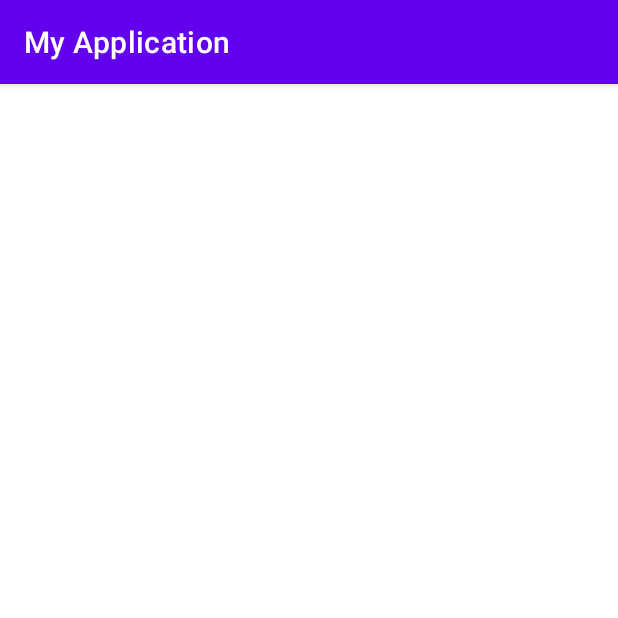
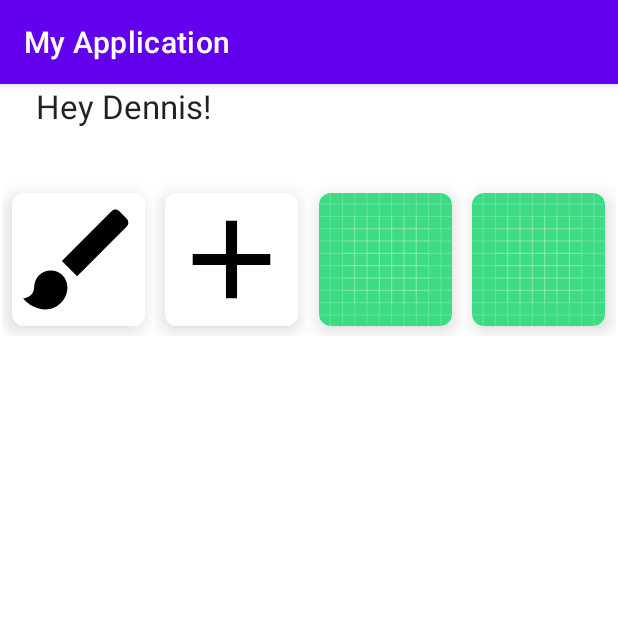
Before and after one commit to nonfungaistea/nonfungaistea, an Android app: the DashboardActivity screen opened directly, with no data from a screen before it, on a phone screen of 412 x 824 dp, the top half of it. Run offline under Robolectric (Android 15) with nearby library versions, the phone set to English and light mode, and no system bars; 1 statement that could not run was skipped.

Commit message:
Added GridLayout, Icons
still need to fix an issue with the arrays for the grid layout

```diff
--- /dev/null
+++ b/Senior Project/MyApplication/app/src/main/java/com/example/myapplication/BoardSize.kt
@@ -0,0 +1,24 @@
+package com.example.myapplication
+
+enum class BoardSize(val numCards: Int){
+    //Dynamically
+    EASY(8),
+    MEDIUM(18),
+    HARD(24);
+
+    fun getWidth(): Int {
+        return when (this){
+            EASY -> 2
+            MEDIUM -> 3
+            HARD -> 4
+        }
+    }
+
+    fun getHeight(): Int {
+        return numCards / getWidth()
+    }
+
+    fun getNumPairs(): Int {
+        return numCards / 2
+    }
+}
--- /dev/null
+++ b/Senior Project/MyApplication/app/src/main/java/com/example/myapplication/Constants.kt
@@ -0,0 +1,8 @@
+package com.example.myapplication
+
+import com.example.myapplication.R
+
+val DEFAULT_ICONS = listOf(
+    R.drawable.ic_brush,
+    R.drawable.ic_plus,
+    )
--- a/Senior Project/MyApplication/app/src/main/java/com/example/myapplication/DashboardActivity.kt
+++ b/Senior Project/MyApplication/app/src/main/java/com/example/myapplication/DashboardActivity.kt
@@ -2,17 +2,28 @@ package com.example.myapplication
 
 import androidx.appcompat.app.AppCompatActivity
 import android.os.Bundle
+import android.widget.TextView
+import androidx.recyclerview.widget.GridLayoutManager
+import androidx.recyclerview.widget.RecyclerView
 import com.example.myapplication.databinding.ActivityDashboardBinding
-import com.example.myapplication.databinding.ActivityRegisterBinding
 
 
 class DashboardActivity : AppCompatActivity() {
+    private var boardSize: BoardSize = BoardSize.HARD
     private lateinit var binding: ActivityDashboardBinding
-
+    private lateinit var rvBoard: RecyclerView
+    private lateinit var tvNumPair: TextView
     override fun onCreate(savedInstanceState: Bundle?) {
         super.onCreate(savedInstanceState)
         binding = ActivityDashboardBinding.inflate(layoutInflater)
         setContentView(binding.root)
+
+        rvBoard = findViewById(R.id.rvBoard)
+
+        val plusImage = DEFAULT_ICONS.shuffled().take(boardSize.getNumPairs())
+        rvBoard.adapter = VisualCardAdapter(this,boardSize,plusImage)    //8 Rows
+        rvBoard.setHasFixedSize(true)   // Size is always going to be defined when it boots up no matter how many it has, but with true it makes app more efficient.
+        rvBoard.layoutManager = GridLayoutManager(this,boardSize.getWidth()) // 2 Columns
         //setContentView(R.layout.activity_dashboard)
     }
 }
--- a/Senior Project/MyApplication/app/src/main/java/com/example/myapplication/MainActivity.kt
+++ b/Senior Project/MyApplication/app/src/main/java/com/example/myapplication/MainActivity.kt
@@ -64,10 +64,12 @@ class MainActivity : AppCompatActivity() {
         mAuth.signInWithEmailAndPassword(email, password).addOnCompleteListener{
             if (it.isSuccessful){
                 this.startActivity(Intent(this, DashboardActivity::class.java))
+
             }else{
                 Toast.makeText(this, "Failed to login. Verify credentials.", Toast.LENGTH_LONG).show()
             }
         }
+
     }
 
 }
--- /dev/null
+++ b/Senior Project/MyApplication/app/src/main/java/com/example/myapplication/VisualCardAdapter.kt
@@ -0,0 +1,53 @@
+package com.example.myapplication
+
+import android.content.Context
+import android.util.Log
+import android.view.LayoutInflater
+import android.view.View
+import android.view.ViewGroup
+import android.widget.ImageButton
+import androidx.cardview.widget.CardView
+import androidx.recyclerview.widget.RecyclerView
+import kotlin.math.min
+
+class VisualCardAdapter(
+    private val context: Context,
+    private val boardSize: BoardSize,
+    private val cardImages: List<Int>
+) :
+    RecyclerView.Adapter<VisualCardAdapter.ViewHolder>() {   //Holds 1 memory card
+
+    inner class ViewHolder(itemView: View) : RecyclerView.ViewHolder(itemView) {
+        private val imageButton = itemView.findViewById<ImageButton>(R.id.imageButton)
+
+        fun bind(position: Int) {
+            imageButton.setImageResource(cardImages[position])
+            imageButton.setOnClickListener(){
+                Log.i(TAG, "Clicked on position $position")
+            }
+        }
+    }
+
+    companion object {
+        private const val MARGIN_SIZE = 10
+        private const val TAG = "VisualCardAdapter"
+    }
+
+    override fun onCreateViewHolder(parent: ViewGroup, viewType: Int): ViewHolder {
+        val cardWidth = parent.width / boardSize.getWidth() - (2 * MARGIN_SIZE)
+        val cardHeight = parent.height / boardSize.getHeight() - (2 * MARGIN_SIZE)
+        val cardSideLength = min(cardWidth,cardHeight)
+        //inflate is the view
+        val view = LayoutInflater.from(context).inflate(R.layout.visual_card, parent, false)
+        val layoutParams =view.findViewById<CardView>(R.id.cardView).layoutParams as ViewGroup.MarginLayoutParams
+        layoutParams.height = cardSideLength
+        layoutParams.width = cardSideLength
+        layoutParams.setMargins(MARGIN_SIZE, MARGIN_SIZE, MARGIN_SIZE, MARGIN_SIZE)
+        return ViewHolder(view)
+    }
+    override fun getItemCount() = boardSize.numCards
+
+    override fun onBindViewHolder(holder: ViewHolder, position: Int) {
+        holder.bind(position)
+    }
+}
--- /dev/null
+++ b/Senior Project/MyApplication/app/src/main/res/drawable/ic_brush.xml
@@ -0,0 +1,5 @@
+<vector android:height="24dp" android:tint="#000000"
+    android:viewportHeight="24" android:viewportWidth="24"
+    android:width="24dp" xmlns:android="http://schemas.android.com/apk/res/android">
+    <path android:fillColor="@android:color/white" android:pathData="M7,14c-1.66,0 -3,1.34 -3,3 0,1.31 -1.16,2 -2,2 0.92,1.22 2.49,2 4,2 2.21,0 4,-1.79 4,-4 0,-1.66 -1.34,-3 -3,-3zM20.71,4.63l-1.34,-1.34c-0.39,-0.39 -1.02,-0.39 -1.41,0L9,12.25 11.75,15l8.96,-8.96c0.39,-0.39 0.39,-1.02 0,-1.41z"/>
+</vector>
--- /dev/null
+++ b/Senior Project/MyApplication/app/src/main/res/drawable/ic_plus.xml
@@ -0,0 +1,5 @@
+<vector android:height="24dp" android:tint="#000000"
+    android:viewportHeight="24" android:viewportWidth="24"
+    android:width="24dp" xmlns:android="http://schemas.android.com/apk/res/android">
+    <path android:fillColor="@android:color/white" android:pathData="M19,13h-6v6h-2v-6H5v-2h6V5h2v6h6v2z"/>
+</vector>
--- a/Senior Project/MyApplication/app/src/main/res/layout/activity_dashboard.xml
+++ b/Senior Project/MyApplication/app/src/main/res/layout/activity_dashboard.xml
@@ -6,4 +6,26 @@
     android:layout_height="match_parent"
     tools:context=".DashboardActivity">
 
+    <TextView
+        android:id="@+id/userName"
+        android:layout_width="0dp"
+        android:layout_height="wrap_content"
+        android:layout_marginStart="24dp"
+        android:layout_marginEnd="100dp"
+        android:text="Hey Dennis!"
+        android:textAppearance="@style/TextAppearance.AppCompat.Large"
+        app:layout_constraintEnd_toEndOf="parent"
+        app:layout_constraintHorizontal_bias="0.0"
+        app:layout_constraintStart_toStartOf="parent"
+        tools:layout_editor_absoluteY="31dp" />
+
+    <androidx.recyclerview.widget.RecyclerView
+        android:id="@+id/rvBoard"
+        android:layout_width="409dp"
+        android:layout_height="668dp"
+        android:layout_marginTop="2dp"
+        app:layout_constraintBottom_toBottomOf="parent"
+        app:layout_constraintEnd_toEndOf="parent"
+        app:layout_constraintStart_toStartOf="parent"
+        app:layout_constraintTop_toBottomOf="@+id/userName" />
 </androidx.constraintlayout.widget.ConstraintLayout>
--- /dev/null
+++ b/Senior Project/MyApplication/app/src/main/res/layout/visual_card.xml
@@ -0,0 +1,30 @@
+<?xml version="1.0" encoding="utf-8"?>
+<androidx.constraintlayout.widget.ConstraintLayout xmlns:android="http://schemas.android.com/apk/res/android"
+    xmlns:app="http://schemas.android.com/apk/res-auto"
+    android:layout_width="match_parent"
+    android:layout_height="match_parent">
+
+    <LinearLayout
+        android:id="@+id/visualCard"
+        android:layout_width="match_parent"
+        android:layout_height="wrap_content"
+        android:gravity="center"
+        android:orientation="vertical">
+
+        <androidx.cardview.widget.CardView
+            android:id="@+id/cardView"
+            android:layout_width="120dp"
+            android:layout_height="120dp"
+            app:cardCornerRadius="8dp"
+            app:cardElevation="8dp">
+
+            <ImageButton
+                android:id="@+id/imageButton"
+                android:layout_width="match_parent"
+                android:layout_height="match_parent"
+                android:background="@color/white"
+                android:scaleType="centerCrop"
+                app:srcCompat="@drawable/ic_launcher_background" />
+        </androidx.cardview.widget.CardView>
+    </LinearLayout>
+</androidx.constraintlayout.widget.ConstraintLayout>
```
